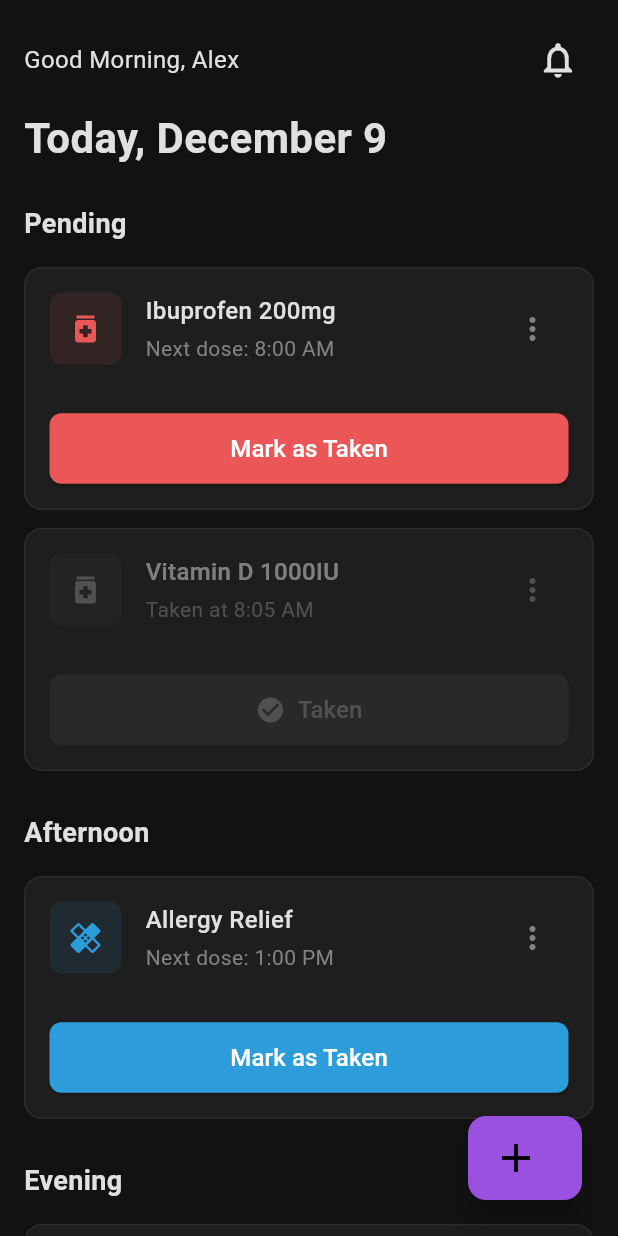
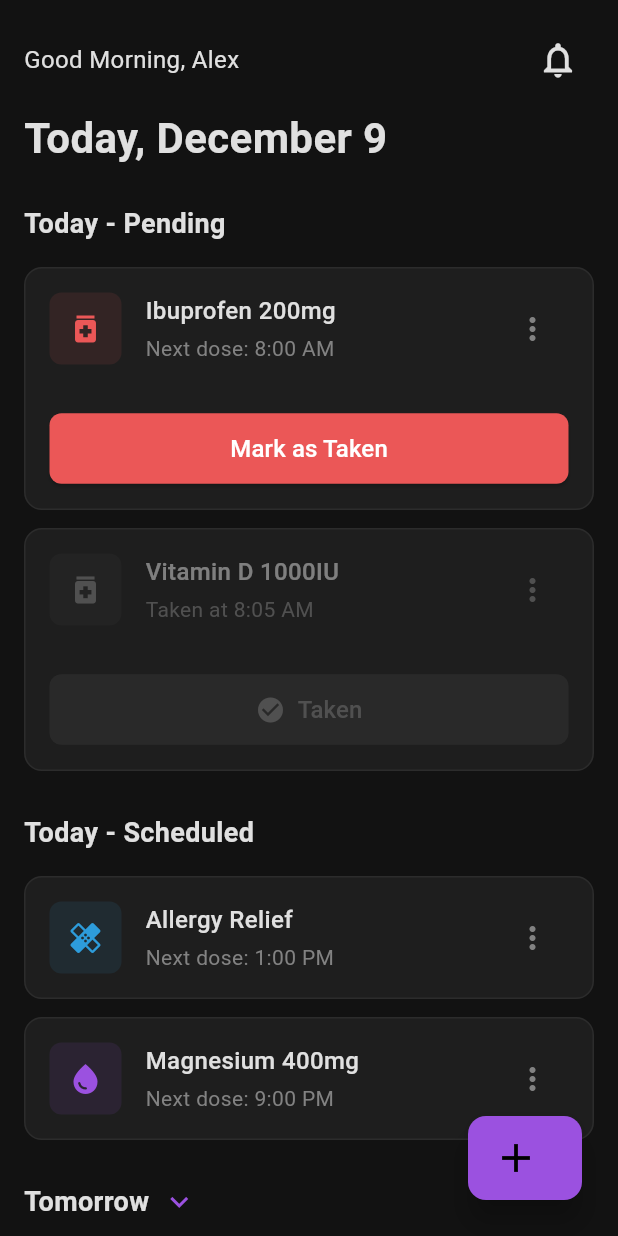
Before and after one commit to batiacosta/easy_pill, a Flutter app: the screen it shows after launch, on a phone screen of 412 x 824 dp. Run offline on Flutter 3.47's test engine with Material 3 defaults, Android fonts, the phone set to English and light mode, and no system bars.

Commit message:
Setting up the Home sections of scheduled pills.

```diff
--- a/lib/screens/home.dart
+++ b/lib/screens/home.dart
@@ -2,6 +2,7 @@ import 'package:flutter/material.dart';
 import 'package:intl/intl.dart';
 import '../models/medication_item.dart';
 import '../widgets/medication_section.dart';
+import '../widgets/collapsible_medication_section.dart';
 
 class HomeScreen extends StatefulWidget {
   const HomeScreen({super.key});
@@ -153,9 +154,9 @@ class _HomeScreenState extends State<HomeScreen> {
                   child: Column(
                     crossAxisAlignment: CrossAxisAlignment.start,
                     children: [
-                      // Morning Section
+                      // Today - Pending Section (medications that need to be taken)
                       MedicationSection(
-                        title: 'Pending',
+                        title: 'Today - Pending',
                         medications: [
                           MedicationItem(
                             name: 'Ibuprofen 200mg',
@@ -180,10 +181,11 @@ class _HomeScreenState extends State<HomeScreen> {
                           });
                         },
                         onShowDeleteDialog: _showDeleteDialog,
+                        showMarkButton: true,
                       ),
-                      // Afternoon Section
+                      // Today - Scheduled Section (medications scheduled for later today)
                       MedicationSection(
-                        title: 'Afternoon',
+                        title: 'Today - Scheduled',
                         medications: [
                           MedicationItem(
                             name: 'Allergy Relief',
@@ -193,18 +195,6 @@ class _HomeScreenState extends State<HomeScreen> {
                             bgColor: const Color(0x1A2D9CDB),
                             isTaken: false,
                           ),
-                        ],
-                        onMarkAsTaken: (medication) {
-                          setState(() {
-                            medication.isTaken = true;
-                          });
-                        },
-                        onShowDeleteDialog: _showDeleteDialog,
-                      ),
-                      // Evening Section
-                      MedicationSection(
-                        title: 'Evening',
-                        medications: [
                           MedicationItem(
                             name: 'Magnesium 400mg',
                             time: 'Next dose: 9:00 PM',
@@ -220,6 +210,36 @@ class _HomeScreenState extends State<HomeScreen> {
                           });
                         },
                         onShowDeleteDialog: _showDeleteDialog,
+                        showMarkButton: false,
+                      ),
+                      // Tomorrow - Collapsible Section
+                      CollapsibleMedicationSection(
+                        title: 'Tomorrow',
+                        medications: [
+                          MedicationItem(
+                            name: 'Aspirin 500mg',
+                            time: '8:00 AM',
+                            icon: Icons.medication,
+                            color: const Color(0xFFEB5757),
+                            bgColor: const Color(0x1AEB5757),
+                            isTaken: false,
+                          ),
+                          MedicationItem(
+                            name: 'Vitamin C 1000mg',
+                            time: '12:00 PM',
+                            icon: Icons.healing,
+                            color: const Color(0xFF2D9CDB),
+                            bgColor: const Color(0x1A2D9CDB),
+                            isTaken: false,
+                          ),
+                        ],
+                        onMarkAsTaken: (medication) {
+                          setState(() {
+                            medication.isTaken = true;
+                          });
+                        },
+                        onShowDeleteDialog: _showDeleteDialog,
+                        showMarkButton: false,
                       ),
                     ],
                   ),
--- /dev/null
+++ b/lib/widgets/collapsible_medication_section.dart
@@ -0,0 +1,78 @@
+import 'package:flutter/material.dart';
+import '../models/medication_item.dart';
+import 'medication_card.dart';
+
+class CollapsibleMedicationSection extends StatefulWidget {
+  final String title;
+  final List<MedicationItem> medications;
+  final Function(MedicationItem) onMarkAsTaken;
+  final Function(BuildContext, String, String, String, VoidCallback) onShowDeleteDialog;
+  final bool showMarkButton;
+
+  const CollapsibleMedicationSection({
+    super.key,
+    required this.title,
+    required this.medications,
+    required this.onMarkAsTaken,
+    required this.onShowDeleteDialog,
+    this.showMarkButton = true,
+  });
+
+  @override
+  State<CollapsibleMedicationSection> createState() => _CollapsibleMedicationSectionState();
+}
+
+class _CollapsibleMedicationSectionState extends State<CollapsibleMedicationSection> {
+  bool isExpanded = false;
+
+  @override
+  Widget build(BuildContext context) {
+    return Column(
+      crossAxisAlignment: CrossAxisAlignment.start,
+      children: [
+        GestureDetector(
+          onTap: () {
+            setState(() {
+              isExpanded = !isExpanded;
+            });
+          },
+          child: Padding(
+            padding: const EdgeInsets.symmetric(vertical: 16),
+            child: Row(
+              children: [
+                Text(
+                  widget.title,
+                  style: const TextStyle(
+                    color: Color(0xFFE0E0E0),
+                    fontSize: 18,
+                    fontWeight: FontWeight.bold,
+                  ),
+                ),
+                const SizedBox(width: 8),
+                Icon(
+                  isExpanded ? Icons.expand_less : Icons.expand_more,
+                  color: const Color(0xFF9B51E0),
+                  size: 24,
+                ),
+              ],
+            ),
+          ),
+        ),
+        if (isExpanded)
+          Column(
+            children: widget.medications
+                .map((med) => Padding(
+                      padding: const EdgeInsets.only(bottom: 12),
+                      child: MedicationCard(
+                        medication: med,
+                        onMarkAsTaken: () => widget.onMarkAsTaken(med),
+                        onShowDeleteDialog: widget.onShowDeleteDialog,
+                        showMarkButton: widget.showMarkButton,
+                      ),
+                    ))
+                .toList(),
+          ),
+      ],
+    );
+  }
+}
--- a/lib/widgets/medication_card.dart
+++ b/lib/widgets/medication_card.dart
@@ -5,12 +5,14 @@ class MedicationCard extends StatefulWidget {
   final MedicationItem medication;
   final VoidCallback onMarkAsTaken;
   final Function(BuildContext, String, String, String, VoidCallback) onShowDeleteDialog;
+  final bool showMarkButton;
 
   const MedicationCard({
     super.key,
     required this.medication,
     required this.onMarkAsTaken,
     required this.onShowDeleteDialog,
+    this.showMarkButton = true,
   });
 
   @override
@@ -170,6 +172,7 @@ class _MedicationCardState extends State<MedicationCard> {
               ),
             ),
             // Action Button
+            if (widget.showMarkButton)
               Padding(
                 padding: const EdgeInsets.all(16),
                 child: SizedBox(
--- a/lib/widgets/medication_section.dart
+++ b/lib/widgets/medication_section.dart
@@ -7,6 +7,7 @@ class MedicationSection extends StatelessWidget {
   final List<MedicationItem> medications;
   final Function(MedicationItem) onMarkAsTaken;
   final Function(BuildContext, String, String, String, VoidCallback) onShowDeleteDialog;
+  final bool showMarkButton;
 
   const MedicationSection({
     super.key,
@@ -14,6 +15,7 @@ class MedicationSection extends StatelessWidget {
     required this.medications,
     required this.onMarkAsTaken,
     required this.onShowDeleteDialog,
+    this.showMarkButton = true,
   });
 
   @override
@@ -40,6 +42,7 @@ class MedicationSection extends StatelessWidget {
                       medication: med,
                       onMarkAsTaken: () => onMarkAsTaken(med),
                       onShowDeleteDialog: onShowDeleteDialog,
+                      showMarkButton: showMarkButton,
                     ),
                   ))
               .toList(),
```
Lines whose indentation alone changed are shown as unchanged.
